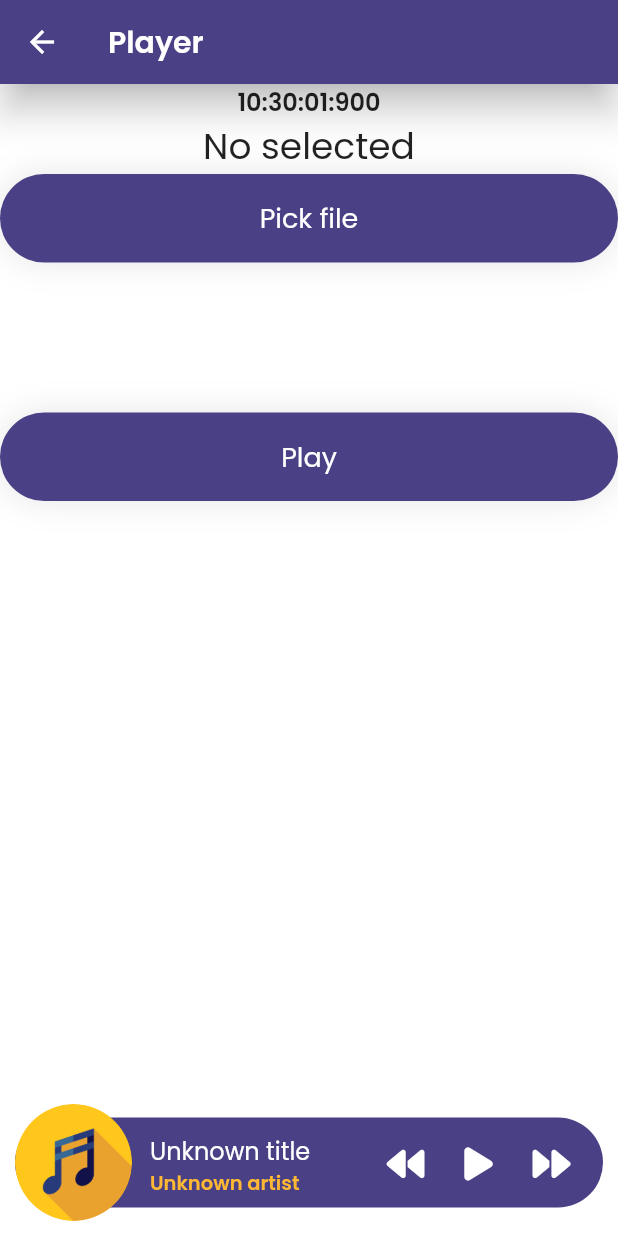
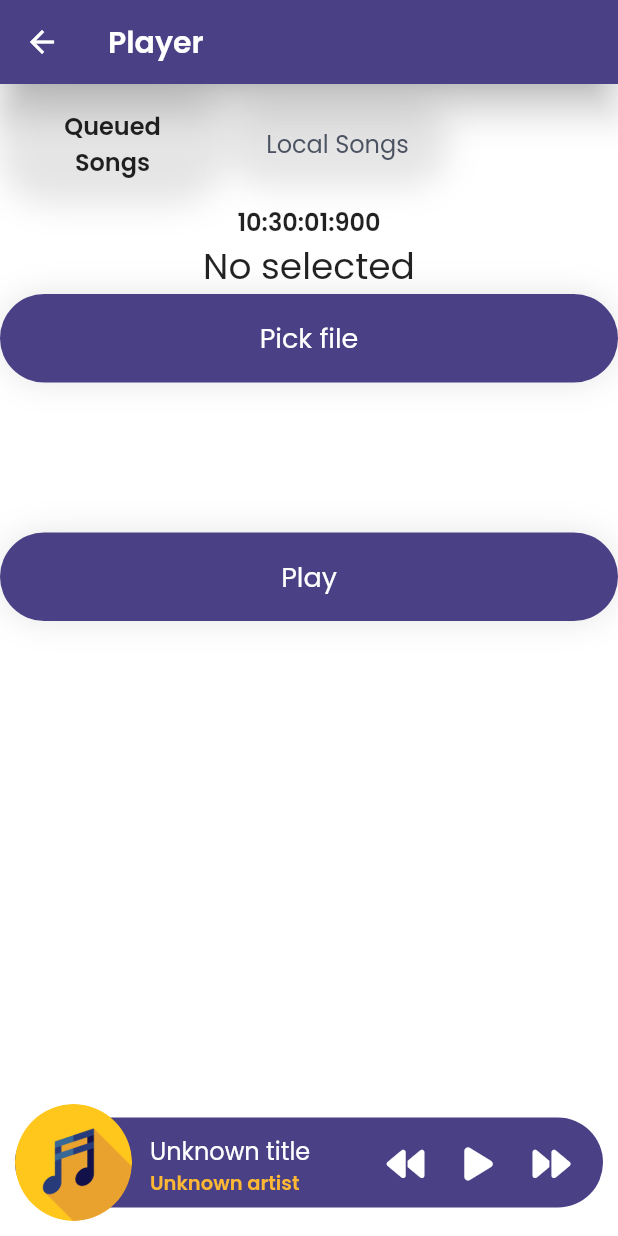
Before and after one commit to SpeeritX/SoundShare, a Flutter app: the PlayerScreen screen opened directly with empty values, on a phone screen of 412 x 824 dp. Run offline on Flutter 3.47's test engine with Material 2 defaults, Android fonts, the phone set to English and light mode, and no system bars; our stand-ins replace file_picker, flutter_svg, font_awesome_flutter, freezed_annotation, just_audio, logger and 1 more; missing offline and left inert: id3, mp3_info, noise_meter, ntp, security_scoped_resource.

Commit message:
Implement list of local songs

```diff
--- a/lib/ui/screens/player/player_screen.dart
+++ b/lib/ui/screens/player/player_screen.dart
@@ -8,14 +8,19 @@ import 'package:sound_share/domain/network/p2p/p2p_network.dart';
 import 'package:sound_share/ui/widgets/buttons/primary_full_button.dart';
 import 'package:sound_share/ui/widgets/music/song_widget.dart';
 
+import '../../../domain/music/song/song.dart';
 import '../../widgets/music/player_widget.dart';
 import '../../widgets/scaffold/app_bar.dart';
 
+enum ViewType { queuedSongs, localSongs }
+
 class PlayerScreen extends StatefulWidget {
   final P2pNetwork p2pNetwork;
+  final List<MusicSong> localSongs;
 
   const PlayerScreen({
     required this.p2pNetwork,
+    required this.localSongs,
     Key? key,
   }) : super(key: key);
 
@@ -25,6 +30,7 @@ class PlayerScreen extends StatefulWidget {
 
 class _PlayerScreenState extends State<PlayerScreen> {
   late final P2pNetwork _p2pNetwork;
+  var viewType = ViewType.queuedSongs;
 
   @override
   void initState() {
@@ -45,17 +51,35 @@ class _PlayerScreenState extends State<PlayerScreen> {
                 child: Consumer<PlayerController>(
                   builder: (context, playerController, child) => Column(
                     children: [
+                      Row(children: [
+                        PrimaryFullButton(
+                          text: "Queued Songs",
+                          onPressed: () {
+                            setState(() {
+                              viewType = ViewType.queuedSongs;
+                            });
+                          },
+                          style: viewType == ViewType.queuedSongs
+                              ? Theme.of(context).textTheme.bodyText2!
+                              : Theme.of(context).textTheme.bodyText1!,
+                          width: 150,
+                          backgroundColor: Colors.transparent,
+                        ),
+                        PrimaryFullButton(
+                          text: "Local Songs",
+                          onPressed: () {
+                            setState(() {
+                              viewType = ViewType.localSongs;
+                            });
+                          },
+                          style: viewType == ViewType.localSongs
+                              ? Theme.of(context).textTheme.bodyText2!
+                              : Theme.of(context).textTheme.bodyText1!,
+                          width: 150,
+                          backgroundColor: Colors.transparent,
+                        ),
+                      ]),
                       const TimerWidget(),
-                      // const Text("Devices:"),
-                      // StreamBuilder(
-                      //   stream: _connection.connectedDevices,
-                      //   builder: (BuildContext context,
-                      //       AsyncSnapshot<Iterable<String>> snapshot) {
-                      //     final connections = snapshot.data ?? [];
-                      //     return Column(
-                      //         children: connections.map((e) => Text(e)).toList());
-                      //   },
-                      // ),
                       Text(
                         playerController.currentSong?.title ?? "No selected",
                         style: Theme.of(context).textTheme.headline5,
@@ -94,8 +118,13 @@ class _PlayerScreenState extends State<PlayerScreen> {
   }
 
   Iterable<SongWidget> _createSongsWidgets(PlayerController playerController) {
-    return playerController.songList
-        .map((song) => SongWidget(song: song, player: playerController));
+    if (viewType == ViewType.queuedSongs) {
+      return playerController.songList
+          .map((song) => SongWidget(song: song, player: playerController));
+    } else {
+      return widget.localSongs.map((musicSong) =>
+          SongWidget(song: musicSong.details, player: playerController));
+    }
   }
 }
 
```
Also changed, not shown: lib/domain/controllers/player/player_controller.dart (+12 -7 lines), lib/ui/screens/home/home_screen.dart (+7 -2 lines), lib/ui/screens/home/pick_directory_dialog.dart (+5 -2 lines), lib/ui/widgets/music/song_widget.dart (+8 -2 lines).
